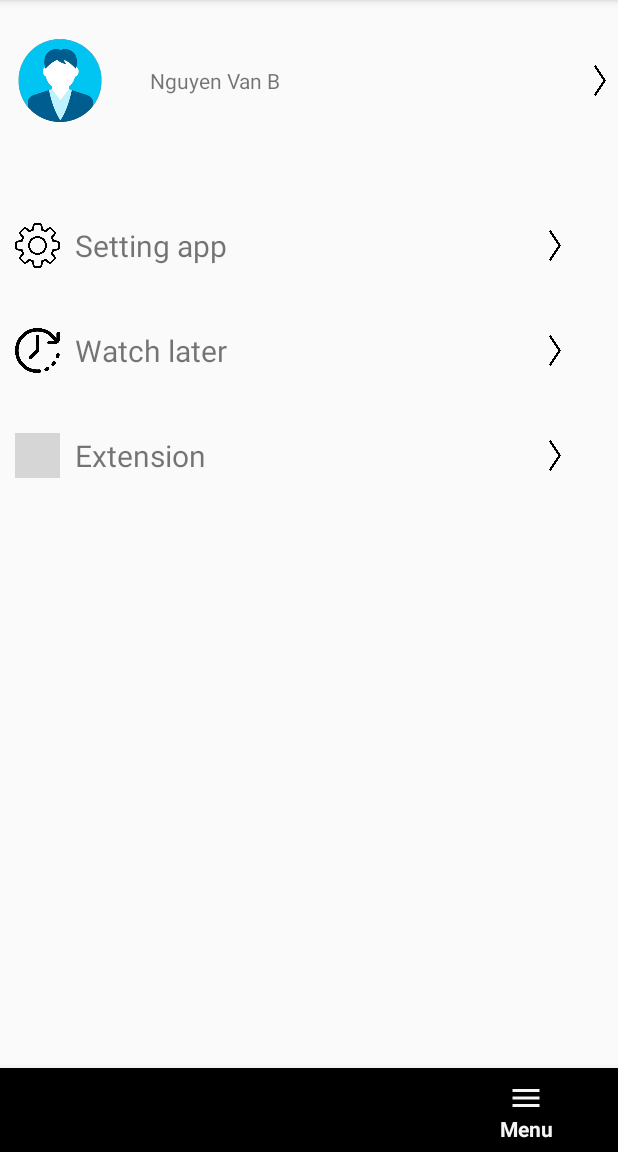
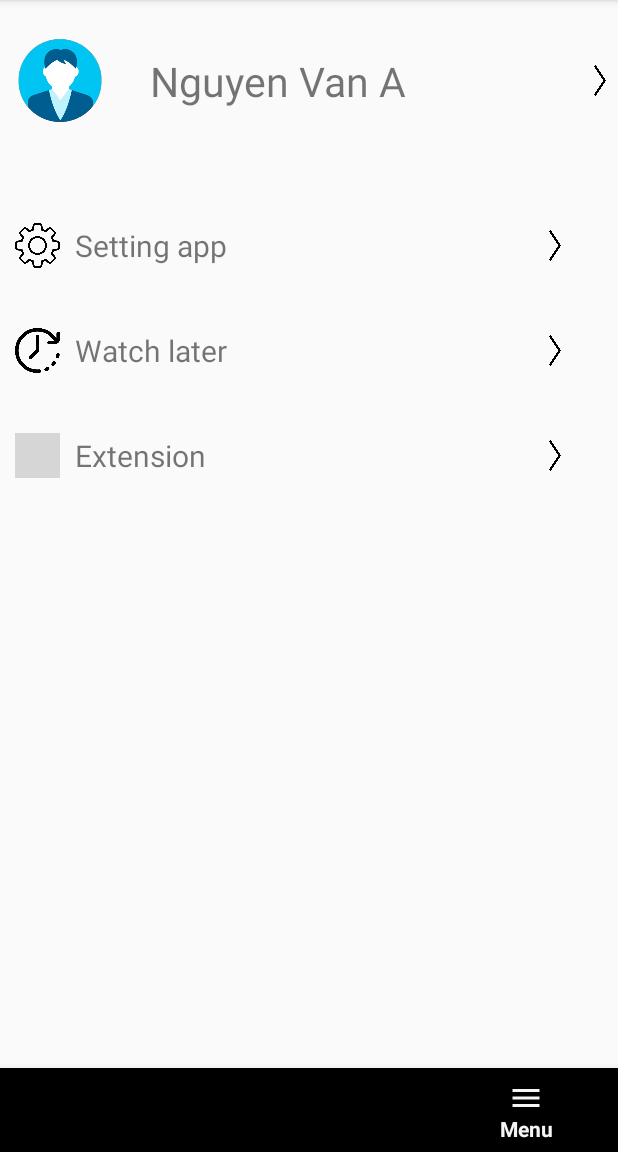
Before and after one commit to NgocNguyen1103/Group15_OnlineNewsReader, an Android app: the screen it shows after launch (MainActivity), item 4 of the bottom bar chosen, on a phone screen of 412 x 824 dp, the part 84-1236 px from its top. Run offline under Robolectric (Android 15) with nearby library versions, the phone set to English and light mode, and no system bars; grey boxes are pictures that could not be loaded.

Commit message:
add textsize of info fragment

```diff
--- a/NewsApp/app/src/main/res/layout/fragment_frag_info.xml
+++ b/NewsApp/app/src/main/res/layout/fragment_frag_info.xml
@@ -30,7 +30,8 @@
             android:layout_height="wrap_content"
             android:layout_gravity="center_vertical"
             android:paddingLeft="30dp"
-            android:text="Nguyen Van B">
+            android:textSize="27dp"
+            android:text="Nguyen Van A">
 
 
         </TextView>
```
